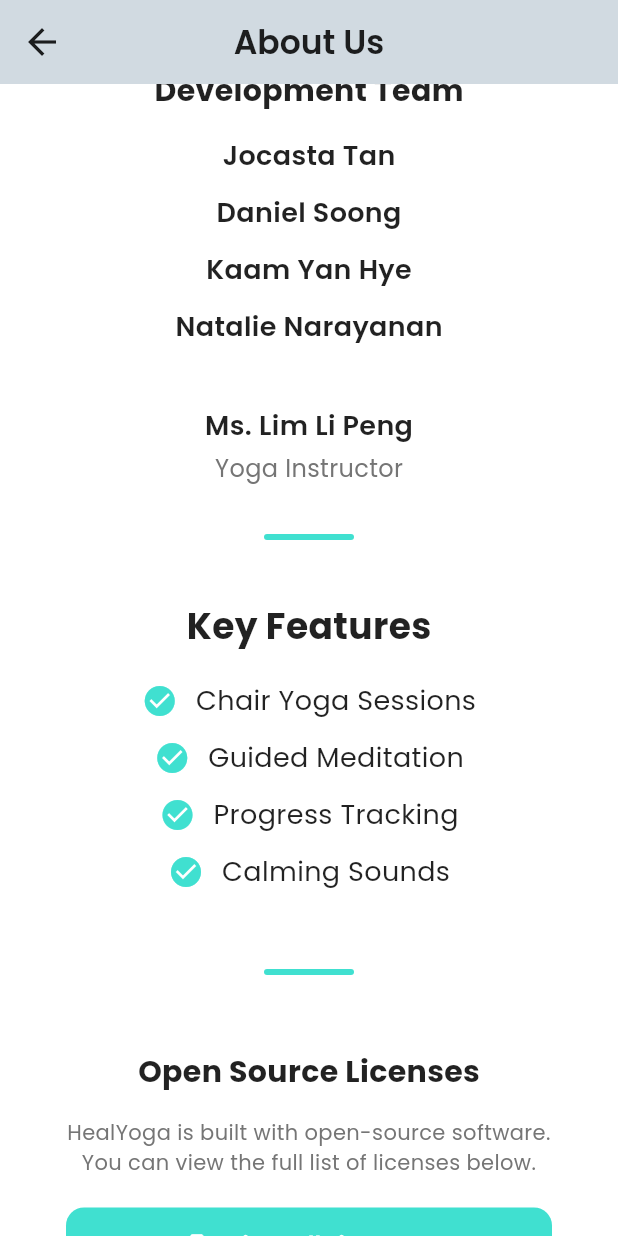
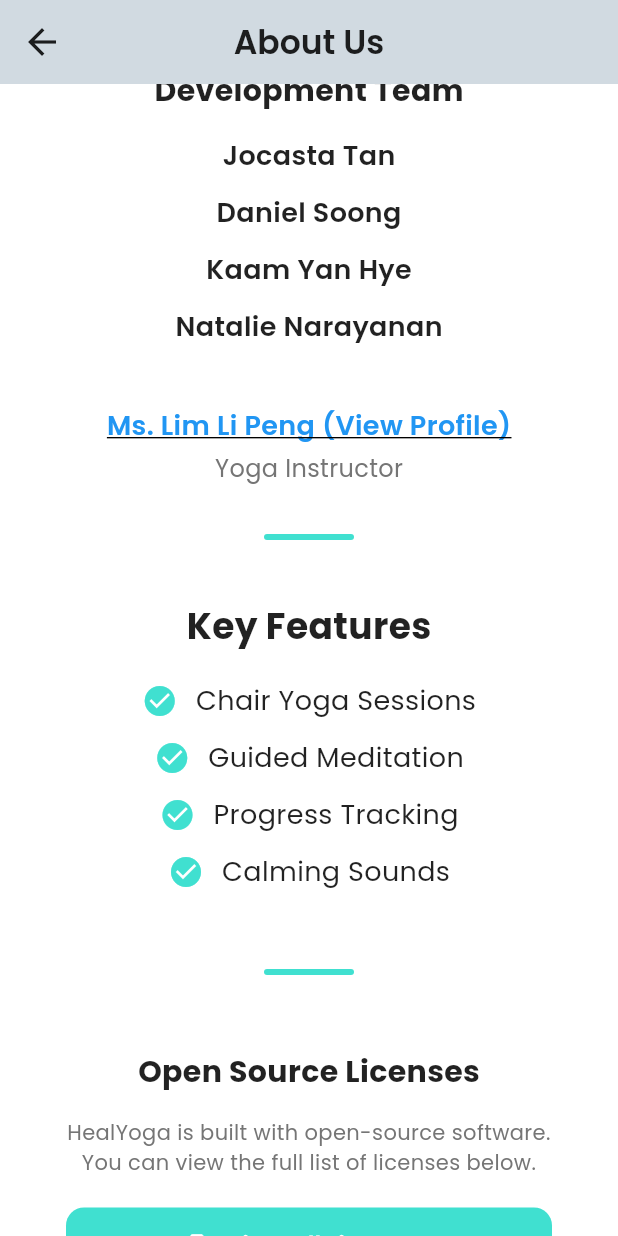
Before and after one commit to drpeteryau/lts-proj-yoga, a Flutter app: the AboutUsScreen screen opened directly, scrolled down 576 dp, on a phone screen of 412 x 824 dp. Run offline on Flutter 3.47's test engine with Material 3 defaults, Android fonts, the phone set to English and light mode, and no system bars; our stand-ins replace audioplayers, flutter_local_notifications, google_fonts, image_picker, lottie, shared_preferences and 4 more; missing offline and left inert: volume_controller; accounts and stored records are empty; network calls fail.

Commit message:
Add URL launcher and enhance About Us screen with profile link and acknowledgment section

```diff
--- a/lib/screens/about_us_screen.dart
+++ b/lib/screens/about_us_screen.dart
@@ -1,6 +1,7 @@
 import 'package:flutter/material.dart';
 import '../l10n/app_localizations.dart';
 import 'package:google_fonts/google_fonts.dart';
+import 'package:url_launcher/url_launcher.dart';
 
 class AboutUsScreen extends StatelessWidget {
   const AboutUsScreen({super.key});
@@ -111,10 +112,40 @@
             const SizedBox(height: 40),
 
             // Yoga Instructor
-            _teamMember(
-              name: "Ms. Lim Li Peng",
-              role: AppLocalizations.of(context)!.yogaInstructor,
-            ),
+Column(
+  children: [
+    GestureDetector(
+    onTap: () async {
+  final url = Uri.parse("https://yoga8288.com");
+
+  try {
+    await launchUrl(url, mode: LaunchMode.externalApplication);
+  } catch (e) {
+    ScaffoldMessenger.of(context).showSnackBar(
+      SnackBar(content: Text("Could not open link")),
+    );
+  }
+},
+      child: Text(
+        "Ms. Lim Li Peng (View Profile)",
+        style: GoogleFonts.poppins(
+          fontSize: 18,
+          fontWeight: FontWeight.w600,
+          color: Colors.blue,
+          decoration: TextDecoration.underline,
+        ),
+      ),
+    ),
+    const SizedBox(height: 4),
+    Text(
+      AppLocalizations.of(context)!.yogaInstructor,
+      style: GoogleFonts.poppins(
+        fontSize: 16,
+        color: Colors.grey[600],
+      ),
+    ),
+  ],
+),
 
             const SizedBox(height: 32),
 
@@ -199,6 +230,42 @@
             ),
 
             const SizedBox(height: 30),
+
+            // Acknowledgment Section
+_sectionTitle("Acknowledgment"),
+
+const SizedBox(height: 16),
+
+Text(
+  "This project was developed with the support of the University of Glasgow (UofG), "
+  "University of Glasgow Singapore (UGS), and the Singapore Institute of Technology (SIT). "
+  "It is part of the CSC2101 and CSC2102 modules and serves as an academic learning project.\n\n"
+
+  "This application may incorporate Generative AI technologies. While efforts have been made "
+  "to ensure accuracy and safety, the developers and affiliated institutions shall not be held "
+  "liable for any misuse, incorrect guidance, or injury resulting from the use of this application. "
+  "Users are advised to exercise discretion and consult professionals where necessary.\n\n"
+
+  "We would like to express our sincere gratitude to our trainer, Ms. Lim Li Peng, "
+  "for her guidance and expertise throughout the development of this project.\n\n"
+
+  "Project Team:\n"
+  "- Jocasta Tan\n"
+  "- Daniel Soong\n"
+  "- Kaam Yan Hye\n"
+  "- Natalie Narayanan\n\n"
+
+  "We also thank the supporting and administrative staff from UofG, UGS, and SIT for their assistance and support.",
+
+  textAlign: TextAlign.center,
+  style: GoogleFonts.poppins(
+    fontSize: 16,
+    color: Colors.black87,
+    height: 1.6,
+  ),
+),
+
+const SizedBox(height: 40),
 
             // Footer
             Text(
--- a/pubspec.yaml
+++ b/pubspec.yaml
@@ -51,6 +51,7 @@
     sdk: flutter
   web: ^1.0.0
   volume_controller: ^3.4.2
+  url_launcher: ^6.2.5
 
 
 dev_dependencies:
```
Also changed, not shown: lib/screens/complete_profile_screen.dart (+16 -1 lines), lib/screens/register_screen.dart (+9 -2 lines), pubspec.lock.
